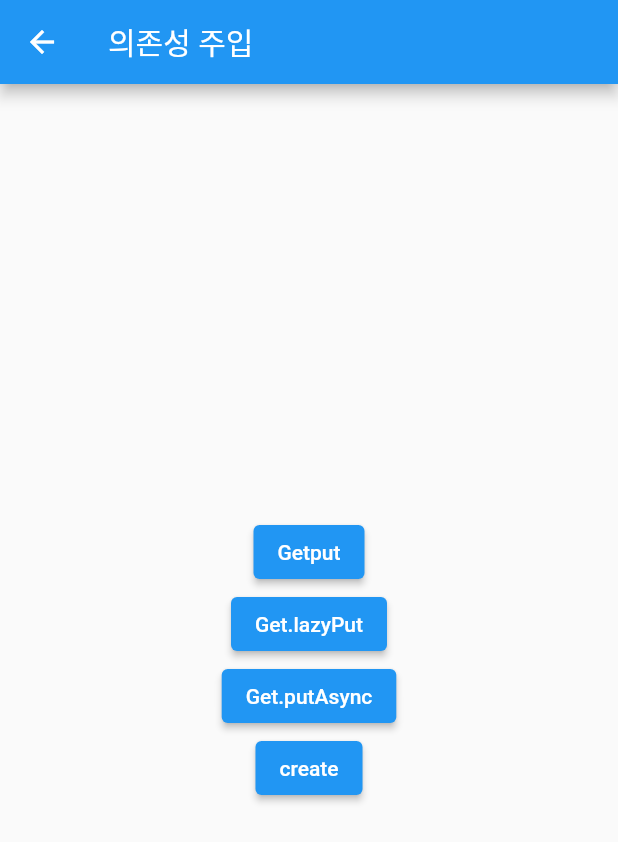
After one commit to lazarus0320/flutter_getx, a Flutter app: the DependencyManagePage screen opened directly, on a phone screen of 412 x 824 dp. The commit adds this screen. Shown: the top 842 px of the screen. Run offline on Flutter 3.47's test engine with Material 2 defaults, Android fonts, the phone set to English and light mode, and no system bars; our stand-ins replace get.

Commit message:
23/02/14

```diff
--- a/lib/main.dart
+++ b/lib/main.dart
@@ -7,7 +7,7 @@ void main() {
 }
 
 class MyApp extends StatelessWidget {
-  const MyApp({super.key});
+  const MyApp({Key? key});
 
   @override
   Widget build(BuildContext context) {
@@ -17,10 +17,7 @@ class MyApp extends StatelessWidget {
         primarySwatch: Colors.blue,
         visualDensity: VisualDensity.adaptivePlatformDensity,
       ),
-      initialRoute: "/",
-      getPages: [
-        GetPage(name: "/", page: () => const Home()),
-      ],
+      home: const Home(),
     );
   }
 }
--- /dev/null
+++ b/lib/src/controller/dependency_controller.dart
@@ -0,0 +1,5 @@
+import 'package:get/get.dart';
+
+class DependencyController extends GetxController {
+  void increase() {}
+}
--- a/lib/src/home.dart
+++ b/lib/src/home.dart
@@ -1,6 +1,8 @@
 import 'package:flutter/material.dart';
-import 'package:flutter_getx/src/pages/reactive_state_manage_page.dart';
+import 'package:flutter_getx/src/pages/getx_service_page.dart';
 import 'package:get/get.dart';
+
+import 'controller/getx_service_test.dart';
 
 class Home extends StatelessWidget {
   const Home({Key? key}) : super(key: key);
@@ -17,9 +19,15 @@ class Home extends StatelessWidget {
           children: [
             ElevatedButton(
                 onPressed: () {
-                  Get.to(const ReactiveStateManagePage());
+                  Get.to(
+                      () => const GetxServiceWidget(),
+                    binding: BindingsBuilder(() {
+                      Get.lazyPut<GetxServiceTest>(() => GetxServiceTest());
+                      fenix: true;
+                    }),
+                  );
                 },
-                child: const Text("반응형 상태 관리"),
+                child: const Text("GetxService"),
             ),
           ]
         )
--- /dev/null
+++ b/lib/src/pages/binding/binding_page.dart
@@ -0,0 +1,9 @@
+import 'package:flutter_getx/src/controller/count_controller_with_reactive.dart';
+import 'package:get/get.dart';
+
+class BindingPageBinding implements Bindings {
+  @override
+  void dependencies() {
+    Get.put(CountControllerWithReactive());
+  }
+}
--- /dev/null
+++ b/lib/src/pages/dependencys/dependency_manage.dart
@@ -0,0 +1,71 @@
+import 'package:flutter/material.dart';
+import 'package:flutter_getx/src/pages/dependencys/get_lazyput.dart';
+import 'package:flutter_getx/src/pages/dependencys/get_put.dart';
+import 'package:get/get.dart';
+import '../../controller/dependency_controller.dart';
+
+class DependencyManagePage extends StatelessWidget {
+  const DependencyManagePage({Key? key}) : super(key: key);
+
+  @override
+  Widget build(BuildContext context) {
+    return Scaffold(
+        appBar: AppBar(
+          title: const Text("의존성 주입"),
+        ),
+        body: Center(
+            child:
+                Column(mainAxisAlignment: MainAxisAlignment.center, children: [
+          ElevatedButton(
+            onPressed: () {
+              Get.to(
+                () => const GetPut(),
+                binding: BindingsBuilder(() {
+                  // 필요한 의존성들을 어떤 식으로 주입할 것인지 정의를 내리는 부분.
+                  Get.put(
+                      DependencyController()); // 바인딩 : 페이지를 보내주면서(페이지 라우트 단계에서) 사용할 controller를 주입하는 방법// 지난번에는 넘어간 페이지에서 Get.put을 했었다.
+                }),
+              );
+            },
+            child: const Text("Getput"),
+          ),
+          ElevatedButton(
+              onPressed: () {
+                Get.to(
+                  () => const GetLazyPut(),
+                  binding: BindingsBuilder(() {
+                    // 필요한 의존성들을 어떤 식으로 주입할 것인지 정의를 내리는 부분.
+                    Get.lazyPut<DependencyController>(() =>
+                        DependencyController()); // 바인딩 : 페이지를 보내주면서(페이지 라우트 단계에서) 사용할 controller를 주입하는 방법// 지난번에는 넘어간 페이지에서 Get.put을 했었다.
+                  }),
+                );
+              },
+              child: const Text("Get.lazyPut")),
+          ElevatedButton(
+              onPressed: () {
+                Get.to(
+                  () => const GetPut(),
+                  binding: BindingsBuilder(() {
+                    Get.putAsync<DependencyController>(() async {
+                      await Future.delayed(const Duration(seconds: 5));
+                      return DependencyController();
+                    });
+                  }),
+                );
+              },
+              child: const Text("Get.putAsync")),
+          ElevatedButton(
+              onPressed: () {
+                Get.to(
+                  () => const GetPut(),
+                  binding: BindingsBuilder(() {
+                    Get.create<DependencyController>(
+                        () => DependencyController());
+                  }),
+                );
+              },
+              child: const Text("create")
+          ),
+        ])));
+  }
+}
--- /dev/null
+++ b/lib/src/pages/dependencys/get_put.dart
@@ -0,0 +1,22 @@
+import 'package:flutter/material.dart';
+import 'package:get/get.dart';
+
+import '../../controller/dependency_controller.dart';
+
+class GetPut extends StatelessWidget {
+  const GetPut({Key? key}) : super(key: key);
+
+  @override
+  Widget build(BuildContext context) {
+    return Scaffold(
+      appBar: AppBar(),
+        body: ElevatedButton(
+          onPressed: () => {
+            print(Get.find<DependencyController>().hashCode),
+            Get.find<DependencyController>().increase()
+          },
+          child: const Text("increase"),
+        )
+    );
+  }
+}
```
Also changed, not shown: lib/src/controller/count_controller_with_reactive.dart (+2 -26 lines), lib/src/controller/getx_service_test.dart (added, +10 -0 lines), lib/src/pages/binding.dart (added, +30 -0 lines), lib/src/pages/dependencys/get_lazyput.dart (added, +20 -0 lines), lib/src/pages/getx_service_page.dart (added, +40 -0 lines), lib/src/pages/state/with_getx.dart (deleted, +0 -45 lines).
